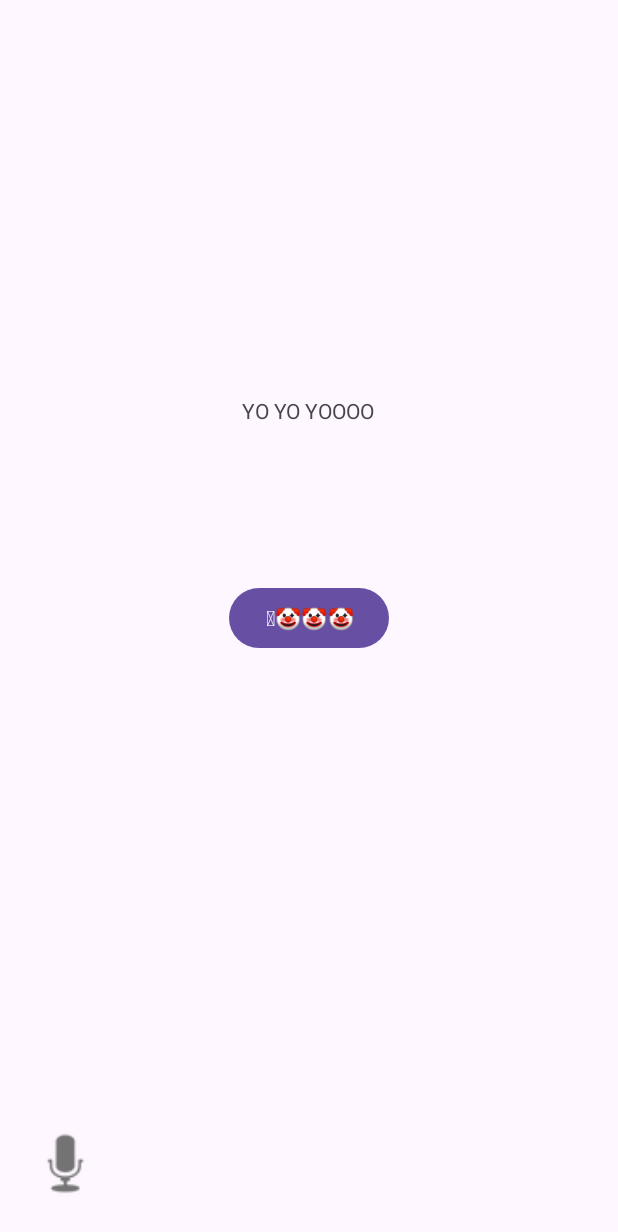
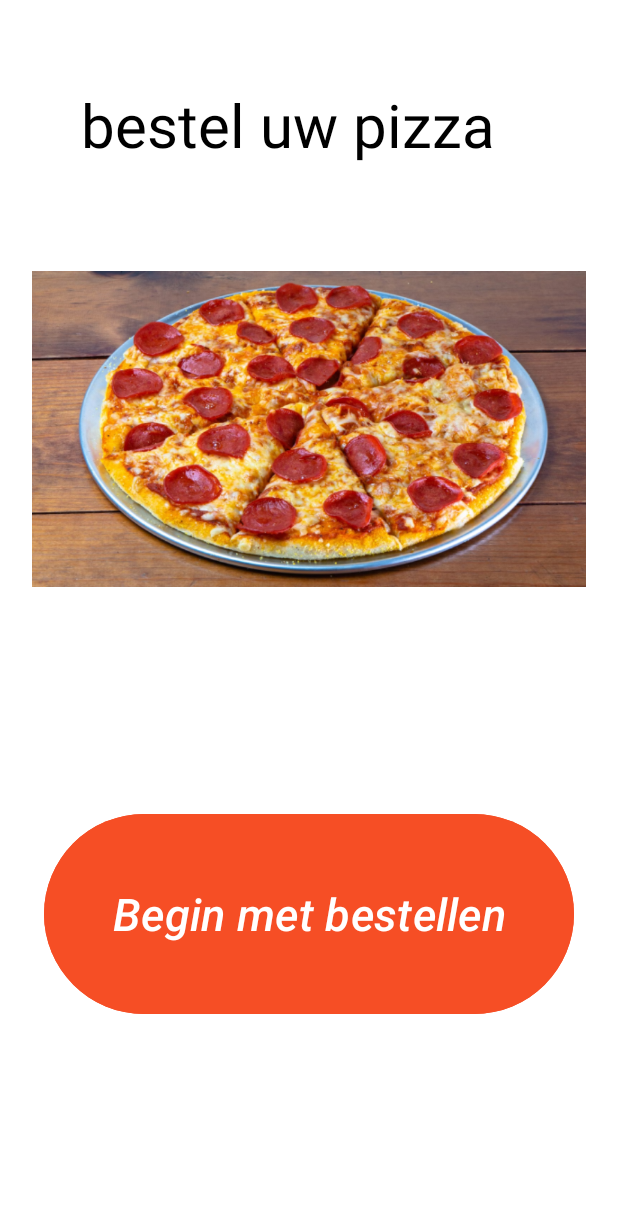
Before and after one commit to menm1214/android-studio, an Android app: the screen it shows after launch (MainActivity), on a phone screen of 412 x 824 dp. Shown: the top 1232 px of the screen. Run offline under Robolectric (Android 15) with nearby library versions, the phone set to English and light mode, and no system bars.

Commit message:
2 pagina en begin pagina
2e pagina en ook de 1e pagina design

```diff
--- a/app/src/main/AndroidManifest.xml
+++ b/app/src/main/AndroidManifest.xml
@@ -13,6 +13,9 @@
         android:theme="@style/Theme.Bestel"
         tools:targetApi="31">
         <activity
+            android:name=".MainActivity2"
+            android:exported="false" />
+        <activity
             android:name=".MainActivity"
             android:exported="true">
             <intent-filter>
--- a/app/src/main/res/layout/activity_main.xml
+++ b/app/src/main/res/layout/activity_main.xml
@@ -5,40 +5,46 @@
     android:id="@+id/main"
     android:layout_width="match_parent"
     android:layout_height="match_parent"
+    android:background="#FFFFFF"
+    android:backgroundTint="#FFFFFF"
     tools:context=".MainActivity">
+
 
     <TextView
         android:id="@+id/textView"
-        android:layout_width="wrap_content"
-        android:layout_height="wrap_content"
-        android:text="YO YO YOOOO"
-        app:layout_constraintBottom_toBottomOf="parent"
-        app:layout_constraintEnd_toEndOf="parent"
-        app:layout_constraintHorizontal_bias="0.498"
-        app:layout_constraintStart_toStartOf="parent"
-        app:layout_constraintTop_toTopOf="parent"
-        app:layout_constraintVertical_bias="0.328" />
-
-    <Button
-        android:id="@+id/button"
-        android:layout_width="wrap_content"
-        android:layout_height="wrap_content"
-        android:text="🥸🤡🤡🤡"
-        app:layout_constraintBottom_toBottomOf="parent"
+        android:layout_width="304dp"
+        android:layout_height="55dp"
+        android:layout_marginTop="56dp"
+        android:text="bestel uw pizza"
+        android:textColor="#000000"
+        android:textSize="40sp"
         app:layout_constraintEnd_toEndOf="parent"
         app:layout_constraintStart_toStartOf="parent"
         app:layout_constraintTop_toTopOf="parent" />
 
     <ImageView
         android:id="@+id/imageView"
-        android:layout_width="55dp"
-        android:layout_height="59dp"
+        android:layout_width="369dp"
+        android:layout_height="217dp"
+        android:layout_marginTop="36dp"
         app:layout_constraintBottom_toBottomOf="parent"
         app:layout_constraintEnd_toEndOf="parent"
-        app:layout_constraintHorizontal_bias="0.044"
         app:layout_constraintStart_toStartOf="parent"
-        app:layout_constraintTop_toTopOf="parent"
-        app:layout_constraintVertical_bias="0.976"
-        app:srcCompat="@android:drawable/ic_btn_speak_now" />
+        app:layout_constraintTop_toBottomOf="@+id/textView"
+        app:layout_constraintVertical_bias="0.065"
+        app:srcCompat="@drawable/_323123" />
 
+    <Button
+        android:id="@+id/button"
+        android:layout_width="353dp"
+        android:layout_height="141dp"
+        android:backgroundTint="#F64E25"
+        android:backgroundTintMode="add"
+        android:text="Begin met bestellen"
+        android:textSize="30sp"
+        android:textStyle="italic"
+        app:layout_constraintBottom_toBottomOf="parent"
+        app:layout_constraintEnd_toEndOf="parent"
+        app:layout_constraintStart_toStartOf="parent"
+        app:layout_constraintTop_toBottomOf="@+id/imageView" />
 </androidx.constraintlayout.widget.ConstraintLayout>
```
Also changed, not shown: app/src/main/java/com/example/bestel/MainActivity2.kt (added, +20 -0 lines), app/src/main/res/layout/activity_main2.xml (added, +19 -0 lines), app/src/main/res/drawable/_323123.png (added).
